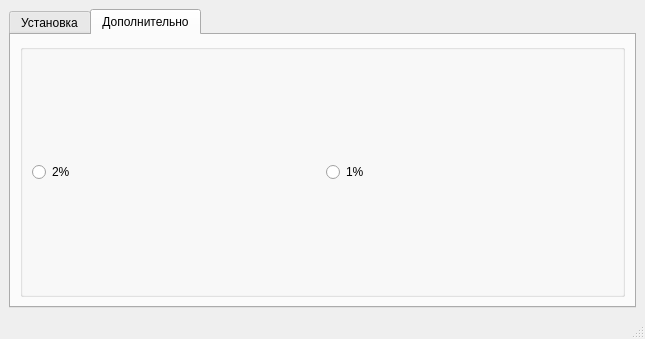
Old version of the form mainwindow.ui in the repository xQula/cpp4.
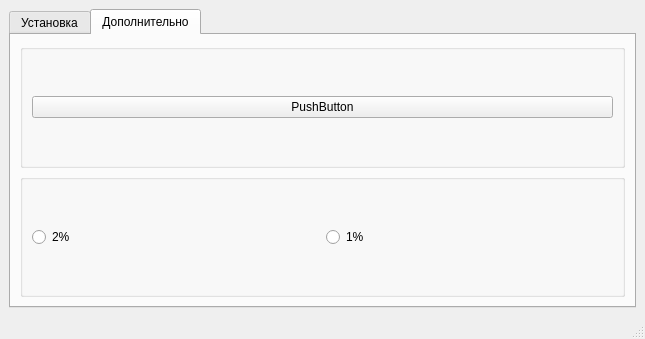
New version of the form. The open tabs and pages were chosen to show the change.

What changed in the file:
```diff
--- a/mainwindow.ui
+++ b/mainwindow.ui
@@ -14,7 +14,7 @@
    <string>MainWindow</string>
   </property>
   <widget class="QWidget" name="centralwidget">
-   <layout class="QHBoxLayout" name="horizontalLayout_3">
+   <layout class="QVBoxLayout" name="verticalLayout_3">
     <item>
      <widget class="QTabWidget" name="tabWidget">
       <property name="currentIndex">
@@ -64,6 +64,22 @@
         <string>Дополнительно</string>
        </attribute>
        <layout class="QVBoxLayout" name="verticalLayout_2">
+        <item>
+         <widget class="QGroupBox" name="groupBox_2">
+          <property name="title">
+           <string/>
+          </property>
+          <layout class="QVBoxLayout" name="verticalLayout_4">
+           <item>
+            <widget class="QPushButton" name="psh_toogle">
+             <property name="text">
+              <string>PushButton</string>
+             </property>
+            </widget>
+           </item>
+          </layout>
+         </widget>
+        </item>
         <item>
          <widget class="QGroupBox" name="groupBox">
           <property name="title">
```
